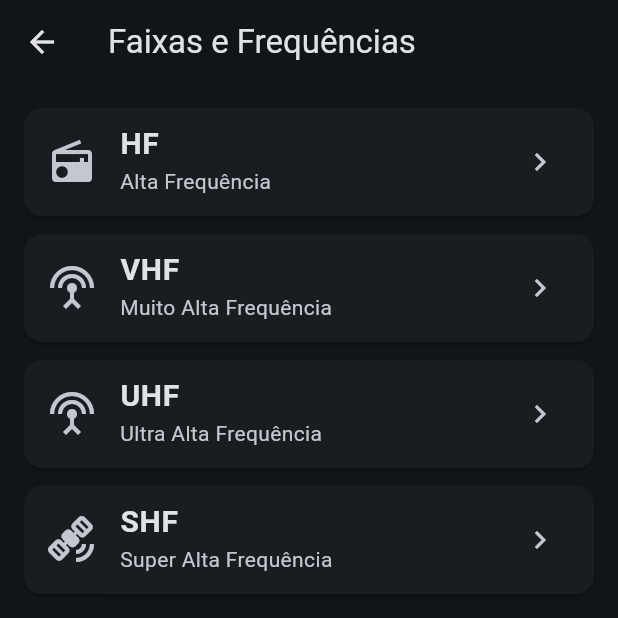
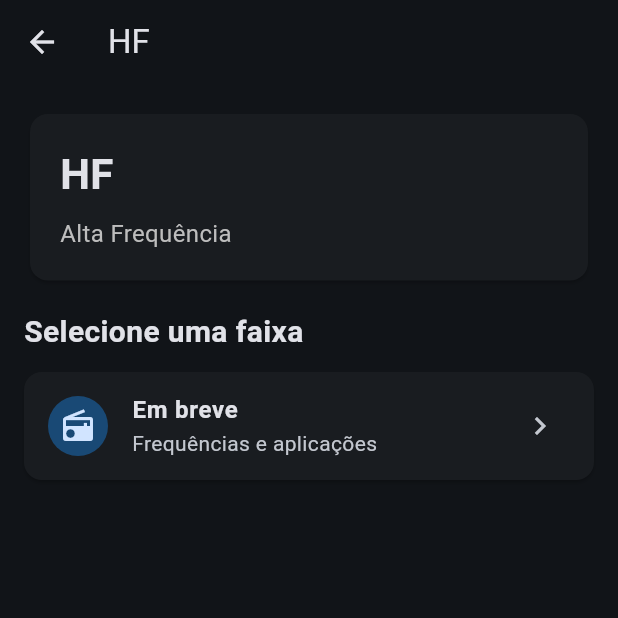
Before and after one commit to Pu2rmm/RBCOM, a Flutter app: the FaixasScreen screen opened directly, after a tap on "HF", on a phone screen of 412 x 824 dp, the top half of it. Run offline on Flutter 3.47's test engine with Material 3 defaults, Android fonts, the phone set to English and light mode, and no system bars; our stand-ins replace shared_preferences; accounts and stored records are empty.

Commit message:
Adiciona navegacao entre categorias de frequencias

```diff
--- /dev/null
+++ b/lib/screens/faixa_categoria_screen.dart
@@ -0,0 +1,81 @@
+import 'package:flutter/material.dart';
+
+class FaixaCategoriaScreen extends StatelessWidget {
+  final String categoria;
+  final String descricao;
+
+  const FaixaCategoriaScreen({
+    super.key,
+    required this.categoria,
+    required this.descricao,
+  });
+
+  @override
+  Widget build(BuildContext context) {
+    return Scaffold(
+      appBar: AppBar(
+        title: Text(categoria),
+      ),
+      body: ListView(
+        padding: const EdgeInsets.all(16),
+        children: [
+          Card(
+            child: Padding(
+              padding: const EdgeInsets.all(20),
+              child: Column(
+                crossAxisAlignment: CrossAxisAlignment.start,
+                children: [
+                  Text(
+                    categoria,
+                    style: const TextStyle(
+                      fontSize: 28,
+                      fontWeight: FontWeight.bold,
+                    ),
+                  ),
+                  const SizedBox(height: 8),
+                  Text(
+                    descricao,
+                    style: TextStyle(
+                      fontSize: 16,
+                      color: Colors.grey.shade400,
+                    ),
+                  ),
+                ],
+              ),
+            ),
+          ),
+          const SizedBox(height: 16),
+          const Text(
+            'Selecione uma faixa',
+            style: TextStyle(
+              fontSize: 20,
+              fontWeight: FontWeight.bold,
+            ),
+          ),
+          const SizedBox(height: 12),
+          _buildFaixa('Em breve', 'Frequências e aplicações'),
+        ],
+      ),
+    );
+  }
+
+  Widget _buildFaixa(String nome, String descricao) {
+    return Card(
+      margin: const EdgeInsets.only(bottom: 10),
+      child: ListTile(
+        leading: const CircleAvatar(
+          child: Icon(Icons.radio),
+        ),
+        title: Text(
+          nome,
+          style: const TextStyle(
+            fontWeight: FontWeight.bold,
+          ),
+        ),
+        subtitle: Text(descricao),
+        trailing: const Icon(Icons.chevron_right),
+        onTap: () {},
+      ),
+    );
+  }
+}
--- a/lib/screens/faixas_screen.dart
+++ b/lib/screens/faixas_screen.dart
@@ -1,4 +1,5 @@
 import 'package:flutter/material.dart';
+import 'faixa_categoria_screen.dart';
 
 class FaixasScreen extends StatelessWidget {
   const FaixasScreen({super.key});
@@ -60,7 +61,17 @@ class FaixasScreen extends StatelessWidget {
         ),
         subtitle: Text(descricao),
         trailing: const Icon(Icons.chevron_right),
-        onTap: () {},
+        onTap: () {
+          Navigator.push(
+            context,
+            MaterialPageRoute(
+              builder: (context) => FaixaCategoriaScreen(
+                categoria: titulo,
+                descricao: descricao,
+              ),
+            ),
+          );
+        },
       ),
     );
   }
```
